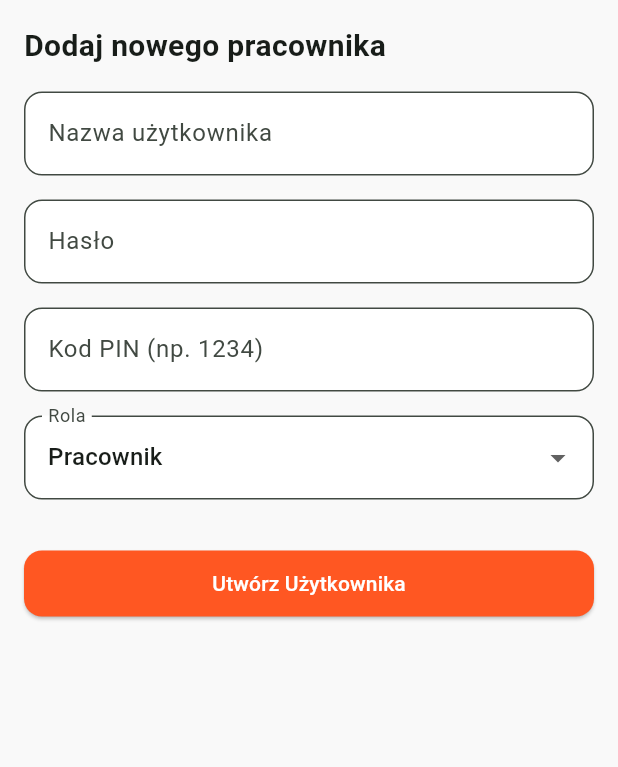
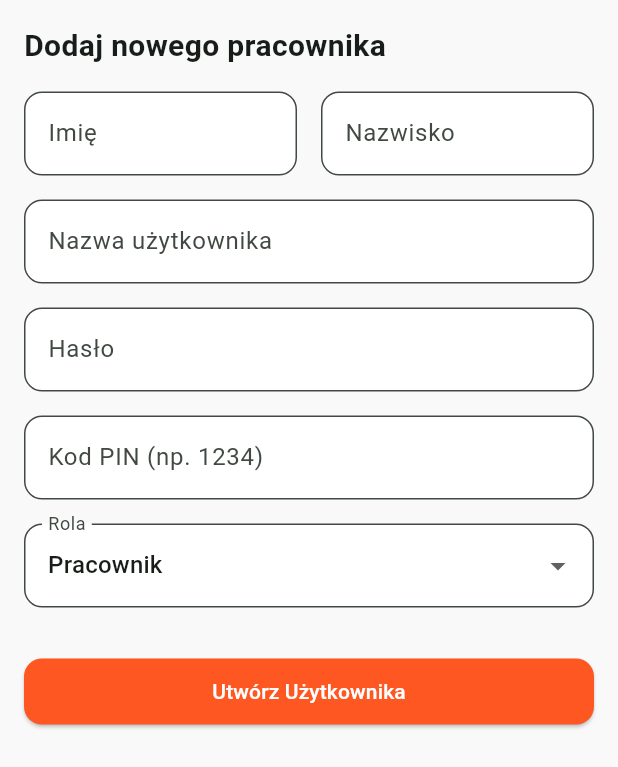
Before and after one commit to JasperBTA/LasAtrakcje, a Flutter app: the _AddUserForm widget shown alone on an empty page, opened directly with empty values, after a tap on "Utwórz Użytkownika", on a phone screen of 412 x 824 dp. Shown: the top 767 px of the screen. Run offline on Flutter 3.47's test engine with Material 3 defaults, Android fonts, the light colour scheme and no system bars; our stand-ins replace dio, drift, flutter_local_notifications, flutter_secure_storage, geolocator, open_filex and 2 more; missing offline and left inert: dbcrypt, ntp, shorebird_code_push; accounts and stored records are empty; generated files the repository leaves out were written again; network calls fail; statements that could not run were skipped.

Commit message:
Add firstName and lastName to users, update backend, admin panel and Flutter admin screen

```diff
--- a/Flutter app/lib/ui/admin_screen.dart
+++ b/Flutter app/lib/ui/admin_screen.dart
@@ -659,6 +659,8 @@ class __UsersManagementTabState extends State<_UsersManagementTab> {
   }
 
   void _editUser(dynamic user) {
+    final _firstNameCtrl = TextEditingController(text: user['firstName'] ?? '');
+    final _lastNameCtrl = TextEditingController(text: user['lastName'] ?? '');
     final _passwordCtrl = TextEditingController();
     final _pinCtrl = TextEditingController();
     String _role = user['role'] ?? 'WORKER';
@@ -675,6 +677,10 @@ class __UsersManagementTabState extends State<_UsersManagementTab> {
                 mainAxisSize: MainAxisSize.min,
                 children: [
                   const Text('Pozostaw puste, jeśli nie chcesz zmieniać.', style: TextStyle(color: Colors.grey, fontSize: 12)),
+                  const SizedBox(height: 16),
+                  TextField(controller: _firstNameCtrl, decoration: const InputDecoration(labelText: 'Imię')),
+                  const SizedBox(height: 16),
+                  TextField(controller: _lastNameCtrl, decoration: const InputDecoration(labelText: 'Nazwisko')),
                   const SizedBox(height: 16),
                   TextField(controller: _passwordCtrl, decoration: const InputDecoration(labelText: 'Nowe Hasło'), obscureText: true),
                   const SizedBox(height: 16),
@@ -717,6 +723,8 @@ class __UsersManagementTabState extends State<_UsersManagementTab> {
                       try {
                         final apiClient = ApiClient();
                         final response = await apiClient.put('/admin/users/${user['id']}', {
+                          'firstName': _firstNameCtrl.text.trim(),
+                          'lastName': _lastNameCtrl.text.trim(),
                           'password': _passwordCtrl.text.trim(),
                           'pin': _pinCtrl.text.trim(),
                           'role': _role,
@@ -818,6 +826,8 @@ class _AddUserForm extends StatefulWidget {
 }
 
 class __AddUserFormState extends State<_AddUserForm> {
+  final _firstNameController = TextEditingController();
+  final _lastNameController = TextEditingController();
   final _usernameController = TextEditingController();
   final _passwordController = TextEditingController();
   final _pinController = TextEditingController();
@@ -836,6 +846,8 @@ class __AddUserFormState extends State<_AddUserForm> {
     try {
       final apiClient = ApiClient();
       final response = await apiClient.post('/admin/users', {
+        'firstName': _firstNameController.text.trim(),
+        'lastName': _lastNameController.text.trim(),
         'username': _usernameController.text.trim(),
         'password': _passwordController.text.trim(),
         'pin': _pinController.text.trim(),
@@ -865,6 +877,14 @@ class __AddUserFormState extends State<_AddUserForm> {
         crossAxisAlignment: CrossAxisAlignment.stretch,
         children: [
           const Text('Dodaj nowego pracownika', style: TextStyle(fontSize: 20, fontWeight: FontWeight.bold)),
+          const SizedBox(height: 16),
+          Row(
+            children: [
+              Expanded(child: TextField(controller: _firstNameController, decoration: const InputDecoration(labelText: 'Imię'))),
+              const SizedBox(width: 16),
+              Expanded(child: TextField(controller: _lastNameController, decoration: const InputDecoration(labelText: 'Nazwisko'))),
+            ],
+          ),
           const SizedBox(height: 16),
           TextField(controller: _usernameController, decoration: const InputDecoration(labelText: 'Nazwa użytkownika')),
           const SizedBox(height: 16),
--- a/Flutter app/lib/ui/login_screen.dart
+++ b/Flutter app/lib/ui/login_screen.dart
@@ -40,7 +40,6 @@ class _LoginScreenState extends State<LoginScreen> {
       final patch = await shorebird.readCurrentPatch();
       if (patch != null) {
         patchDisplay = " SP-${patch.number}";
-      }
     } catch (e) {}
 
     setState(() {
```
